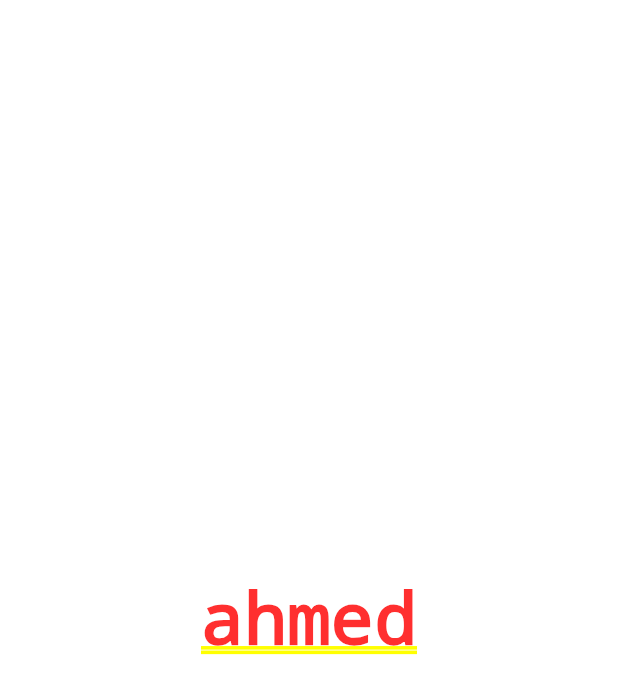
After one commit to AhmedMohmmedd/azkar-app, a Flutter app: the screen it shows after launch, after a tap on "أحاديث", on a phone screen of 412 x 824 dp. The commit adds this screen. Shown: the top 694 px of the screen. Run offline on Flutter 3.47's test engine with Material 3 defaults, Android fonts, the phone set to English and light mode, and no system bars; our stand-ins replace adhan, bloc, flutter_bloc, geolocator, shared_preferences.

Commit message:
saluh_cubit_done

```diff
--- a/lib/features/home/data/controller/location_cubit/location_cubit.dart
+++ b/lib/features/home/data/controller/location_cubit/location_cubit.dart
@@ -1,28 +1,42 @@
 import 'package:bloc/bloc.dart';
 import 'package:geolocator/geolocator.dart';
 import 'package:meta/meta.dart';
+import 'package:shared_preferences/shared_preferences.dart';
 
 part 'location_state.dart';
 
 class LocationCubit extends Cubit<LocationState> {
   LocationCubit() : super(LocationInitial());
-  late Position position;
+
+  // double? longitude;
+  // double? altitude;
+
   Future<void> getCuruntLocation() async {
+    SharedPreferences sharedPreferences = await SharedPreferences.getInstance();
+
+    Position position;
     bool serviceEnabled;
     LocationPermission permission;
     serviceEnabled = await Geolocator.isLocationServiceEnabled();
     permission = await Geolocator.checkPermission();
+    if (sharedPreferences.getDouble('longitude') != null) {
+      return;
+    }
     if (permission == LocationPermission.denied) {
       permission = await Geolocator.requestPermission();
-          if (permission == LocationPermission.denied) {
-            print('denied');
-          }
+      if (permission == LocationPermission.denied) {
+        print('denied');
+      }
     }
-     if (permission == LocationPermission.whileInUse) {
+    if (permission == LocationPermission.whileInUse) {
       print('whileInUse');
       position = await Geolocator.getCurrentPosition();
-      print(position.altitude);
-      print(position.longitude);
+     double altitude = position.altitude;
+     double longitude = position.longitude;
+      sharedPreferences.setDouble('altitude' , altitude);
+      sharedPreferences.setDouble('longitude' , longitude);
+      print(altitude);
+      print(longitude);
     }
   }
 }
--- /dev/null
+++ b/lib/features/home/data/controller/saluh_cubit/saluh_state.dart
@@ -0,0 +1,14 @@
+part of 'saluh_cubit.dart';
+
+@immutable
+sealed class SaluhState {}
+
+final class SaluhInitial extends SaluhState {}
+class SaluhPrayerTimes extends SaluhState {
+  final PrayerTimes prayerTimes;
+
+  SaluhPrayerTimes(this.prayerTimes);
+
+  // @override
+  // List<Object> get props => [prayerTimes];
+}
--- a/lib/features/home/views/home_view.dart
+++ b/lib/features/home/views/home_view.dart
@@ -1,6 +1,4 @@
-import 'package:azkar/utils/app_style.dart';
 import 'package:azkar/utils/constantis.dart';
-import 'package:azkar/features/home/widgets/category_container.dart';
 import 'package:azkar/features/home/widgets/home_view_body.dart';
 import 'package:flutter/material.dart';
 
--- a/lib/features/home/widgets/home_view_body.dart
+++ b/lib/features/home/widgets/home_view_body.dart
@@ -1,7 +1,9 @@
-
 import 'package:azkar/features/azkar/views/azkar_view.dart';
+import 'package:azkar/features/home/data/controller/location_cubit/location_cubit.dart';
 import 'package:azkar/features/home/widgets/category_container.dart';
+import 'package:azkar/features/saluh/saluh_times_view.dart';
 import 'package:flutter/material.dart';
+import 'package:flutter_bloc/flutter_bloc.dart';
 
 class HomeViewBody extends StatelessWidget {
   const HomeViewBody({
@@ -19,6 +21,12 @@ class HomeViewBody extends StatelessWidget {
       ),
       children: [
         CategryContainer(
+          onTap: () {
+            Navigator.push(context, MaterialPageRoute(builder: (context) {
+              return SaluhTimesView(
+              );
+            }));
+          },
           image: 'assets/images/6670952.gif',
           text: 'أحاديث',
         ),
@@ -26,7 +34,7 @@ class HomeViewBody extends StatelessWidget {
           image: 'assets/images/51238261.png',
           text: 'الأذكار',
           onTap: () {
-            Navigator.push(context, MaterialPageRoute(builder: (context){
+            Navigator.push(context, MaterialPageRoute(builder: (context) {
               return AzkarView();
             }));
           },
@@ -43,7 +51,6 @@ class HomeViewBody extends StatelessWidget {
           image: 'assets/images/kaaba.png',
           text: 'أسماء الله الحسنى',
         ),
-
       ],
     );
   }
--- /dev/null
+++ b/lib/features/saluh/saluh_times_view.dart
@@ -0,0 +1,30 @@
+import 'package:azkar/features/home/data/controller/saluh_cubit/saluh_cubit.dart';
+import 'package:flutter/material.dart';
+import 'package:flutter_bloc/flutter_bloc.dart';
+import 'package:geolocator/geolocator.dart';
+import 'package:intl/intl.dart';
+import 'package:adhan/adhan.dart';
+import 'package:shared_preferences/shared_preferences.dart';
+
+class SaluhTimesView extends StatelessWidget {
+  const SaluhTimesView({
+    super.key,
+  });
+
+  @override
+  Widget build(BuildContext context) {
+    return BlocBuilder<SaluhCubit, SaluhState>(
+      builder: (context, state) {
+        if (state is SaluhPrayerTimes){
+          final prayerTimes = state.prayerTimes;
+          return Center(child: Text(prayerTimes.asr.toString()),);
+        }
+        return Column(
+          mainAxisAlignment: MainAxisAlignment.center,
+          children: [Text('ahmed')],
+        );
+      },
+    );
+    ;
+  }
+}
--- a/lib/main.dart
+++ b/lib/main.dart
@@ -1,4 +1,5 @@
 import 'package:azkar/features/home/data/controller/location_cubit/location_cubit.dart';
+import 'package:azkar/features/home/data/controller/saluh_cubit/saluh_cubit.dart';
 import 'package:azkar/features/home/views/home_view.dart';
 import 'package:flutter/material.dart';
 import 'package:flutter_bloc/flutter_bloc.dart';
@@ -22,6 +23,11 @@ class MyApp extends StatelessWidget {
 
           )..getCuruntLocation(),
         ),
+        BlocProvider(
+          create: (context) => SaluhCubit(
+
+          )..getSaluhTime(),
+        ),
       ],
       child: MaterialApp(
         debugShowCheckedModeBanner: false,
--- a/pubspec.yaml
+++ b/pubspec.yaml
@@ -37,6 +37,9 @@ dependencies:
   cupertino_icons: ^1.0.2
   geolocator: ^11.0.0
   flutter_bloc: ^8.1.3
+  adhan: ^2.0.0+1
+  intl: ^0.19.0
+  shared_preferences: ^2.2.2
 
 dev_dependencies:
   flutter_test:
```
Also changed, not shown: lib/features/home/data/controller/saluh_cubit/saluh_cubit.dart (added, +24 -0 lines), pubspec.lock, 1 other file.
